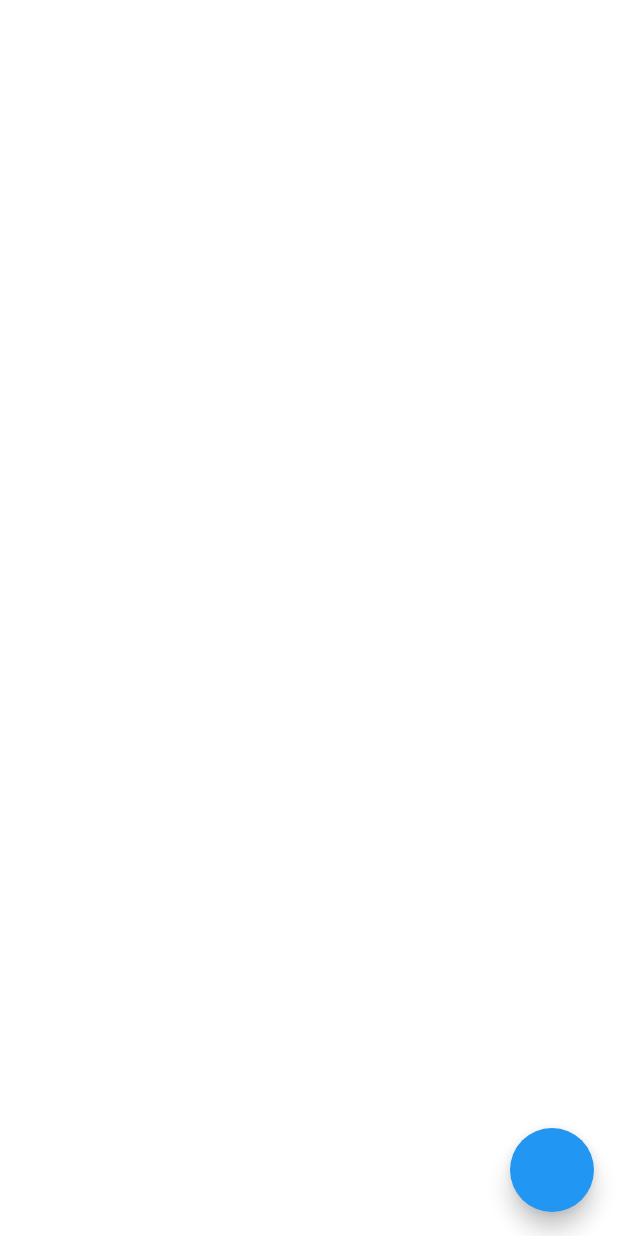
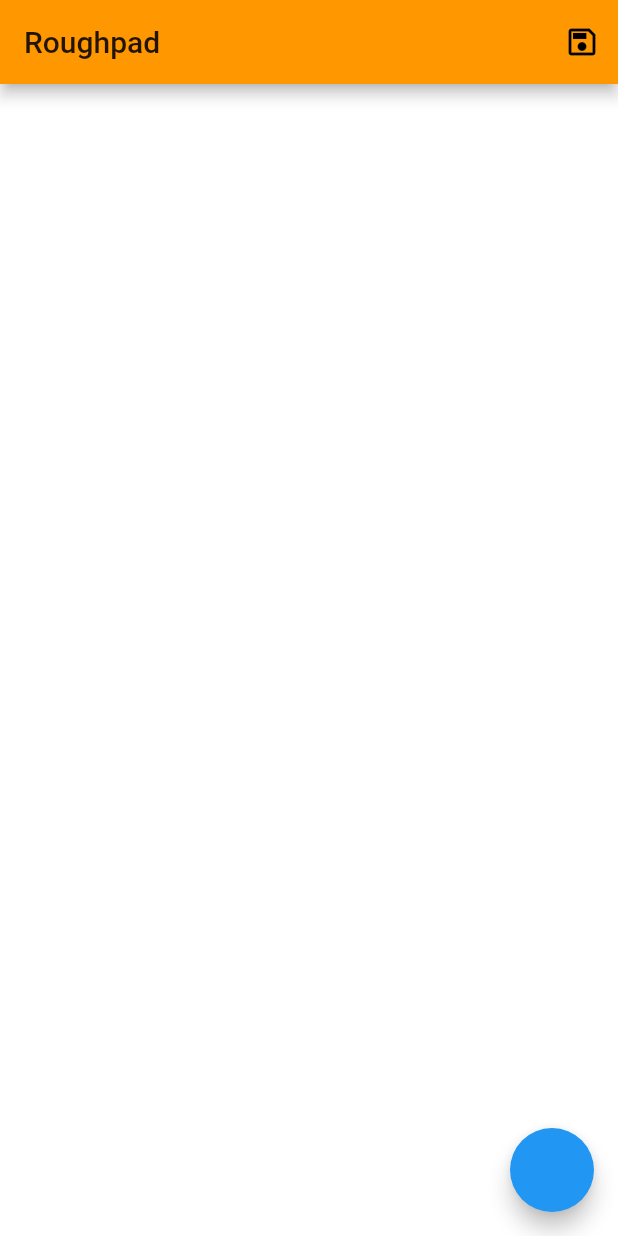
Before and after one commit to RGTechno/Roughpad, a Flutter app: the screen it shows after launch, on a phone screen of 412 x 824 dp. Run offline on Flutter 3.47's test engine with Material 2 defaults, Android fonts, the phone set to English and light mode, and no system bars; our stand-ins replace flutter_colorpicker, image_gallery_saver, permission_handler, rxdart.

Commit message:
save canvas image

```diff
--- a/lib/Screens/home_screen.dart
+++ b/lib/Screens/home_screen.dart
@@ -1,8 +1,13 @@
+import 'dart:typed_data';
+import 'dart:ui' as ui;
 import 'dart:ui';
 
 import 'package:flutter/cupertino.dart';
 import 'package:flutter/material.dart';
+import 'package:flutter/rendering.dart';
 import 'package:flutter_colorpicker/flutter_colorpicker.dart';
+import 'package:image_gallery_saver/image_gallery_saver.dart';
+import 'package:permission_handler/permission_handler.dart';
 import 'package:rxdart/rxdart.dart';
 
 // ignore: use_key_in_widget_constructors
@@ -36,17 +41,47 @@ class _HomeScreenState extends State<HomeScreen> {
     super.dispose();
   }
 
+  final scaffoldKey = GlobalKey();
+
+  Future<void> saveImage() async {
+    RenderRepaintBoundary canvas = scaffoldKey.currentContext!
+        .findRenderObject()! as RenderRepaintBoundary;
+    ui.Image canvasImage = await canvas.toImage();
+    ByteData? ciByteData =
+        await canvasImage.toByteData(format: ui.ImageByteFormat.png);
+    Uint8List canvasPng = ciByteData!.buffer.asUint8List();
+
+    if (!(await Permission.storage.status.isGranted)) {
+      await Permission.storage.request();
+    }
+    final imageSaved = await ImageGallerySaver.saveImage(
+      Uint8List.fromList(canvasPng),
+      name: "Roughwork",
+    );
+    print(imageSaved);
+  }
+
   @override
   Widget build(BuildContext context) {
     final mediaQuery = MediaQuery.of(context).size;
 
     bool showColors = false;
 
-    final scaffoldKey = GlobalKey();
-
     return Scaffold(
+      appBar: AppBar(
+        title: const Text(
+          "Roughpad",
+        ),
+        actions: [
+          IconButton(
+            icon: const Icon(Icons.save_outlined),
+            onPressed: saveImage,
+          )
+        ],
+      ),
+      body: RepaintBoundary(
         key: scaffoldKey,
-      body: GestureDetector(
+        child: GestureDetector(
           onDoubleTap: () {
             showDialog(
                 context: context,
@@ -128,6 +163,7 @@ class _HomeScreenState extends State<HomeScreen> {
                   ),
                 );
               },
+            ),
           ),
         ),
       ),
```
Lines whose indentation alone changed are shown as unchanged.
